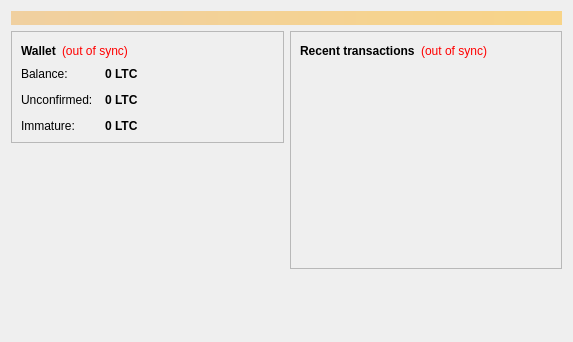
Before: the Qt Designer form src/qt/forms/overviewpage.ui in nuyen/nuyen, drawn with Qt 5.
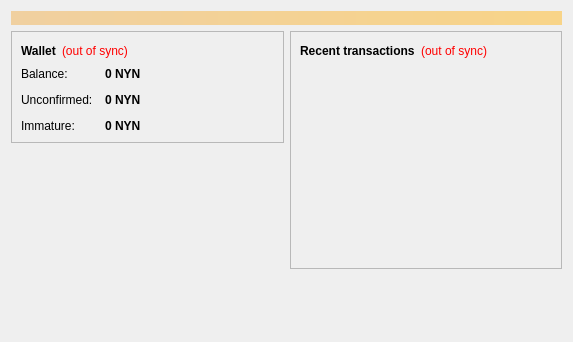
After: the same form once the commit is applied.

Patch:
```diff
--- a/src/qt/forms/overviewpage.ui
+++ b/src/qt/forms/overviewpage.ui
@@ -122,7 +122,7 @@
                <string>Your current balance</string>
               </property>
               <property name="text">
-               <string notr="true">0 LTC</string>
+               <string notr="true">0 NYN</string>
               </property>
               <property name="textInteractionFlags">
                <set>Qt::LinksAccessibleByMouse|Qt::TextSelectableByKeyboard|Qt::TextSelectableByMouse</set>
@@ -151,7 +151,7 @@
                <string>Total of transactions that have yet to be confirmed, and do not yet count toward the current balance</string>
               </property>
               <property name="text">
-               <string notr="true">0 LTC</string>
+               <string notr="true">0 NYN</string>
               </property>
               <property name="textInteractionFlags">
                <set>Qt::LinksAccessibleByMouse|Qt::TextSelectableByKeyboard|Qt::TextSelectableByMouse</set>
@@ -177,7 +177,7 @@
                <string>Mined balance that has not yet matured</string>
               </property>
               <property name="text">
-               <string notr="true">0 LTC</string>
+               <string notr="true">0 NYN</string>
               </property>
               <property name="textInteractionFlags">
                <set>Qt::LinksAccessibleByMouse|Qt::TextSelectableByKeyboard|Qt::TextSelectableByMouse</set>
```
